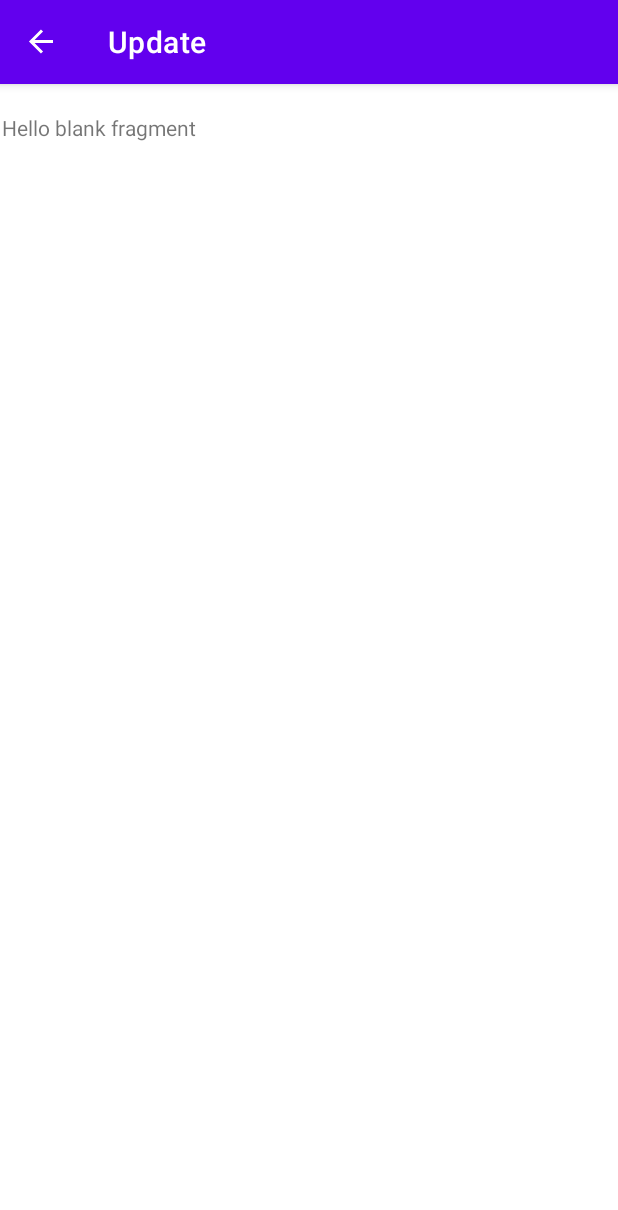
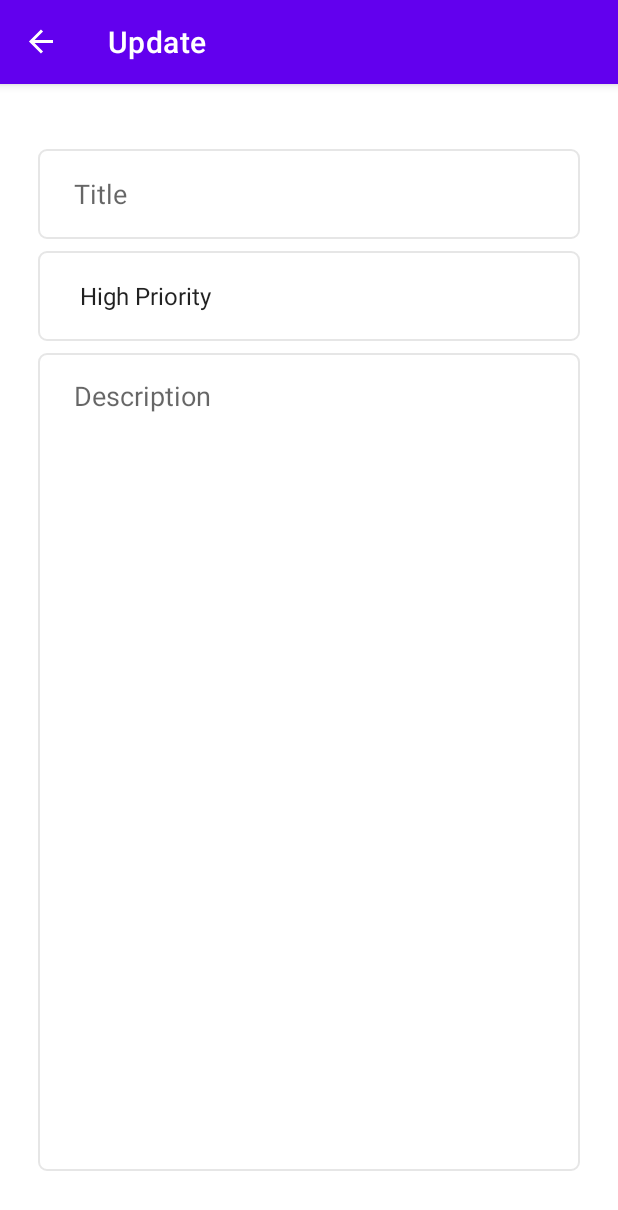
Before and after one commit to JacobReola42/To-Do-App-in-Kotlin, an Android app: the UpdateFragment screen opened through its navigation route, on a phone screen of 412 x 824 dp. Shown: the top 1210 px of the screen. Run offline under Robolectric (Android 15) with nearby library versions, the phone set to English and light mode, and no system bars; our stand-ins replace navigation-ui; 4 statements that could not run were skipped.

Commit message:
Design fragment_update, link main xml to update xmp, created custom input

```diff
--- a/app/src/main/java/com/example/to_doappinkotlin/fragments/list/ListFragment.kt
+++ b/app/src/main/java/com/example/to_doappinkotlin/fragments/list/ListFragment.kt
@@ -24,6 +24,10 @@ class ListFragment : Fragment() {
             findNavController().navigate(R.id.action_listFragment_to_addFragment)
         }
 
+        binding.listLayout.setOnClickListener {
+            findNavController().navigate(R.id.action_listFragment_to_updateFragment)
+        }
+
         return binding.root
 
 
--- /dev/null
+++ b/app/src/main/res/drawable/custom_input.xml
@@ -0,0 +1,20 @@
+<?xml version="1.0" encoding="utf-8"?>
+<selector xmlns:android="http://schemas.android.com/apk/res/android">
+
+    <item android:state_enabled="true" android:state_focused="true">
+        <shape android:shape="rectangle">
+            <solid android:color="@color/white"/>
+            <stroke android:width="1dp" android:color="@color/colorPrimary"/>
+            <corners android:radius="5dp"/>
+        </shape>
+    </item>
+
+    <item android:state_enabled="true">
+        <shape android:shape="rectangle">
+            <solid android:color="@color/white"/>
+            <stroke android:width="1dp" android:color="@color/lightGray"/>
+            <corners android:radius="5dp"/>
+        </shape>
+    </item>
+
+</selector>
--- a/app/src/main/res/layout/fragment_list.xml
+++ b/app/src/main/res/layout/fragment_list.xml
@@ -6,6 +6,7 @@
     xmlns:tools="http://schemas.android.com/tools"
     android:layout_width="match_parent"
     android:layout_height="match_parent"
+    android:id="@+id/listLayout"
     tools:context=".fragments.list.ListFragment">
 
     <androidx.recyclerview.widget.RecyclerView
--- a/app/src/main/res/layout/fragment_update.xml
+++ b/app/src/main/res/layout/fragment_update.xml
@@ -1,14 +1,58 @@
 <?xml version="1.0" encoding="utf-8"?>
-<FrameLayout xmlns:android="http://schemas.android.com/apk/res/android"
+<androidx.constraintlayout.widget.ConstraintLayout
+    xmlns:android="http://schemas.android.com/apk/res/android"
     xmlns:tools="http://schemas.android.com/tools"
     android:layout_width="match_parent"
     android:layout_height="match_parent"
+    android:padding="24dp"
+    xmlns:app="http://schemas.android.com/apk/res-auto"
     tools:context=".fragments.update.UpdateFragment">
 
-    <!-- TODO: Update blank fragment layout -->
-    <TextView
-        android:layout_width="match_parent"
-        android:layout_height="match_parent"
-        android:text="@string/hello_blank_fragment" />
+    <EditText
+        android:id="@+id/current_title_et"
+        android:layout_width="0dp"
+        android:layout_height="60dp"
+        android:ems="10"
+        android:inputType="textPersonName"
+        android:hint="@string/title"
+        android:paddingStart="24dp"
+        android:paddingEnd="24dp"
+        android:background="@drawable/custom_input"
+        app:layout_constraintEnd_toEndOf="parent"
+        app:layout_constraintStart_toStartOf="parent"
+        app:layout_constraintTop_toTopOf="parent" />
 
-</FrameLayout>
+    <Spinner
+        android:id="@+id/current_priorities_spinner"
+        android:layout_width="0dp"
+        android:layout_height="60dp"
+        android:layout_marginTop="8dp"
+        android:paddingStart="20dp"
+        android:paddingEnd="20dp"
+        android:entries="@array/priorities"
+        android:background="@drawable/custom_input"
+        app:layout_constraintEnd_toEndOf="parent"
+        app:layout_constraintHorizontal_bias="0.5"
+        app:layout_constraintStart_toStartOf="parent"
+        app:layout_constraintTop_toBottomOf="@+id/current_title_et" />
+
+    <EditText
+        android:id="@+id/current_description_et"
+        android:layout_width="0dp"
+        android:layout_height="0dp"
+        android:layout_marginTop="8dp"
+        android:ems="10"
+        android:background="@drawable/custom_input"
+        android:hint="@string/description"
+        android:paddingStart="24dp"
+        android:paddingEnd="24dp"
+        android:paddingTop="16dp"
+        android:gravity="top|start"
+        android:inputType="textMultiLine"
+        app:layout_constraintBottom_toBottomOf="parent"
+        app:layout_constraintEnd_toEndOf="parent"
+        app:layout_constraintHorizontal_bias="0.5"
+        app:layout_constraintStart_toStartOf="parent"
+        app:layout_constraintTop_toBottomOf="@+id/current_priorities_spinner" />
+
+</androidx.constraintlayout.widget.ConstraintLayout>
--- a/app/src/main/res/values/colors.xml
+++ b/app/src/main/res/values/colors.xml
@@ -8,4 +8,7 @@
     <color name="black">#FF000000</color>
     <color name="white">#FFFFFFFF</color>
     <color name="lightGray">#E6E6E6</color>
+    <color name="colorPrimary">#6200EA</color>
+    <color name="colorPrimaryDark">#5502C8</color>
+    <color name="colorAccent">#9D46FF</color>
 </resources>
```
